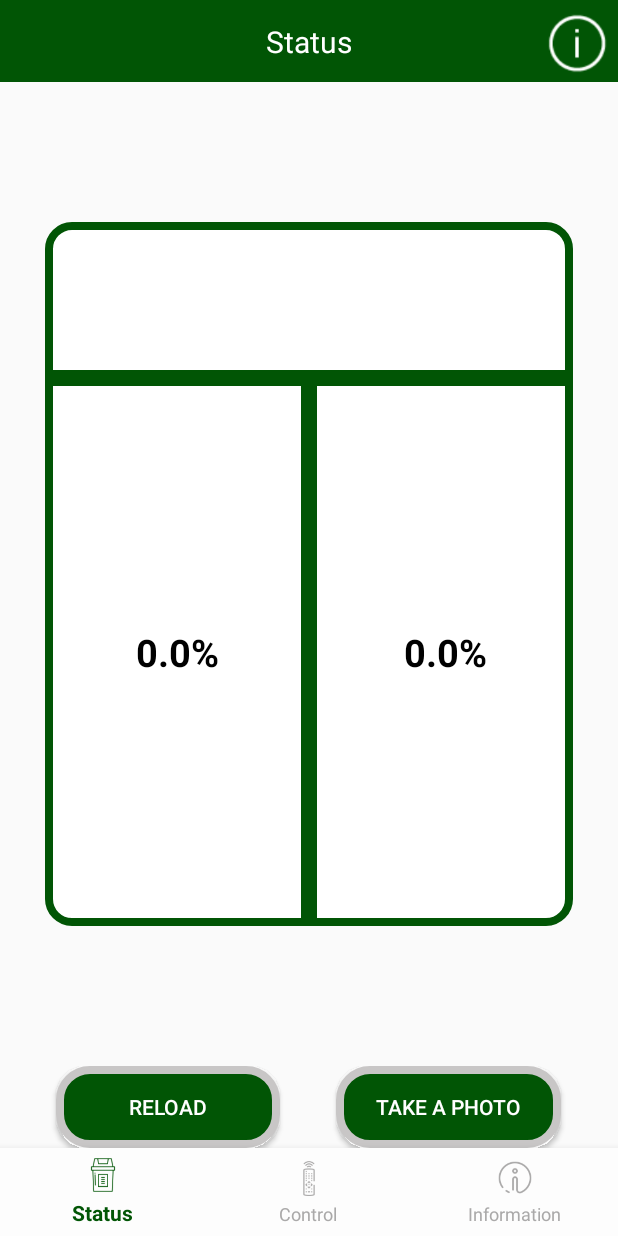
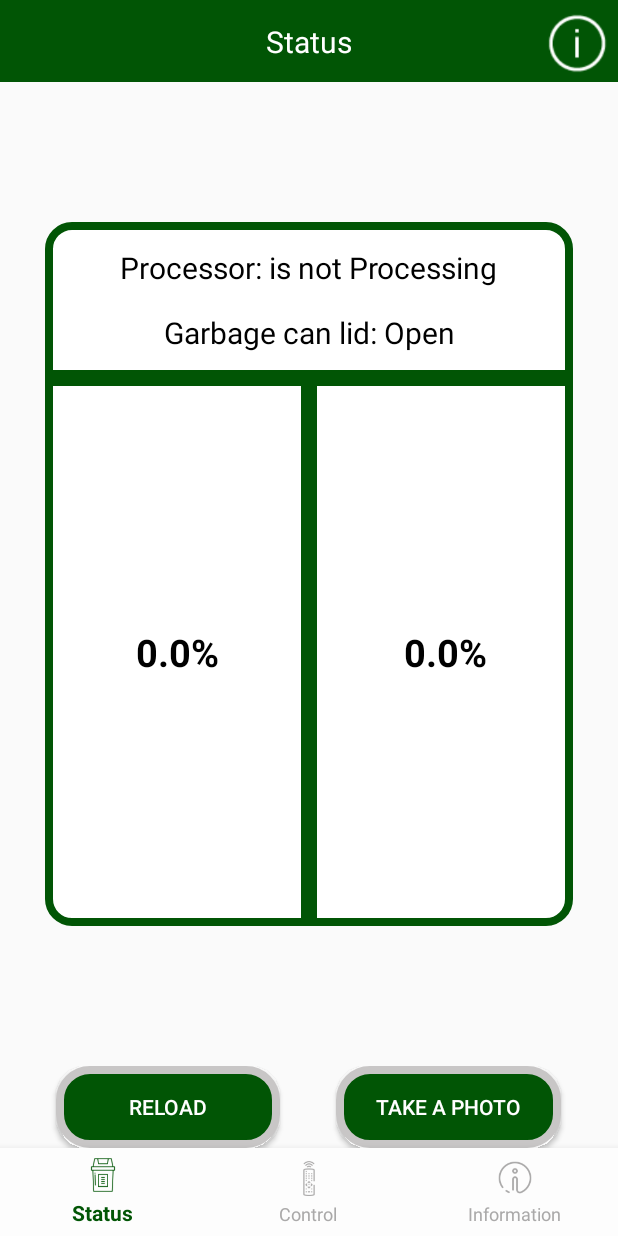
Before and after one commit to dttuyen260701/trash_managament, an Android app: the screen it shows after launch (MainActivity), after a tap on "RELOAD", on a phone screen of 412 x 824 dp. Run offline under Robolectric (Android 15) with nearby library versions, the phone set to English and light mode, and no system bars.

Commit message:
Tuyen commit: fix bugggg tiếp

```diff
--- a/app/src/main/java/com/example/manager/Activity/MainActivity.java
+++ b/app/src/main/java/com/example/manager/Activity/MainActivity.java
@@ -65,7 +65,7 @@ public class MainActivity extends AppCompatActivity {
         }
         countDownTimer = new CountDownTimer(60*60*60,
                 //Constant_Values.TIME_TO_UPDATE_GARBAGE*60*1000) {
-            15000){
+            10000){
             @Override
             public void onTick(long l) {
                 Load_Data_Listener listener = new Load_Data_Listener() {
@@ -92,7 +92,7 @@ public class MainActivity extends AppCompatActivity {
                             }
                             createNotification();
                         } else {
-                            Toast.makeText(MainActivity.this, "Server is busy, try again", Toast.LENGTH_SHORT).show();
+//                            Toast.makeText(MainActivity.this, "Server is busy, try again", Toast.LENGTH_SHORT).show();
                         }
                     }
                 };
--- a/app/src/main/java/com/example/manager/Asyntask/Load_Information_Asynctask.java
+++ b/app/src/main/java/com/example/manager/Asyntask/Load_Information_Asynctask.java
@@ -47,7 +47,8 @@ public class Load_Information_Asynctask extends AsyncTask<Void, String, Boolean>
                     (float)jsonObject.getDouble("distance"), (float)jsonObject.getDouble("distance2"));
             return true;
         } catch (Exception e) {
-            Log.e("AAA", e.getMessage());
+            Log.e("III", e.getMessage());
+            garbage_can = Constant_Values.garbage_can;
             return false;
         }
     }
--- a/app/src/main/java/com/example/manager/Asyntask/Load_task_AsyncTask.java
+++ b/app/src/main/java/com/example/manager/Asyntask/Load_task_AsyncTask.java
@@ -39,7 +39,7 @@ public class Load_task_AsyncTask extends AsyncTask<String, Void, Boolean> {
 
         }catch (Exception e){
             e.printStackTrace();
-            Log.e("AAA", e.toString());
+            Log.e("TASK", e.toString());
             return false;
         }
     }
--- a/app/src/main/java/com/example/manager/Utils/Constant_Values.java
+++ b/app/src/main/java/com/example/manager/Utils/Constant_Values.java
@@ -11,11 +11,12 @@ public class Constant_Values {
             + "\nThe last button can help you turn on(Green)/off(Blue) power of machine."
             + "\nNote: You must turn on machine to open all door.";
 
-    public static String SERVER_URL = "https://801a-2401-d800-6f0-a063-2dc4-6b7-9edb-c74c.ngrok.io";
+    public static String SERVER_URL = "https://0ed5-2401-d800-9770-c1e1-942f-358e-1376-e4eb.ngrok.io";
     public static String HTU_STATUS = SERVER_URL + "/sieuam";
     public static String ENB = SERVER_URL +"/enb/";
     public static String TAKE_PIC = SERVER_URL +"/takepic";
     public static String IMAGE_URL = SERVER_URL +"/static/img/img2.jpg";
+    public static String IMAGE_URL2 = SERVER_URL +"/static/img/img.jpg";
     public static String URL_ABOUT_US = "https://www.facebook.com";
     public static String URL_TERM_OF_SERVICE = "https://www.youtube.com";
 }
--- a/app/src/main/java/com/example/manager/fragments/Fragment_Information.java
+++ b/app/src/main/java/com/example/manager/fragments/Fragment_Information.java
@@ -4,6 +4,7 @@ import android.app.Dialog;
 import android.graphics.Color;
 import android.graphics.drawable.ColorDrawable;
 import android.os.Bundle;
+import android.util.Log;
 import android.view.Gravity;
 import android.view.LayoutInflater;
 import android.view.View;
@@ -80,9 +81,9 @@ public class Fragment_Information extends Fragment {
                 WindowManager.LayoutParams windowAttributes = window.getAttributes();
                 windowAttributes.gravity = Gravity.CENTER;
                 dialog.setCancelable(true);
-
                 EditText txt_thread =dialog.findViewById(R.id.txt_thread);
                 Button btn_cancel_dialog = dialog.findViewById(R.id.btn_cancel_dialog);
+                txt_thread.setText(Constant_Values.SERVER_URL);
                 btn_cancel_dialog.setOnClickListener(new View.OnClickListener() {
                     @Override
                     public void onClick(View view) {
@@ -94,7 +95,8 @@ public class Fragment_Information extends Fragment {
                 btn_change_dialog.setOnClickListener(new View.OnClickListener() {
                     @Override
                     public void onClick(View view) {
-                        Constant_Values.SERVER_URL = txt_thread.getText().toString();
+                        Constant_Values.SERVER_URL = txt_thread.getText().toString().trim();
+                        Log.e("TT", "onClick: " +  Constant_Values.SERVER_URL);
                         dialog.dismiss();
                     }
                 });
--- a/app/src/main/java/com/example/manager/fragments/Fragment_Status.java
+++ b/app/src/main/java/com/example/manager/fragments/Fragment_Status.java
@@ -84,9 +84,15 @@ public class Fragment_Status extends Fragment {
 
                     @Override
                     public void onEnd(boolean isSuccess, Garbage_Can garbage_can2) {
+
                         progressBar_status.setVisibility(View.GONE);
-                        Constant_Values.garbage_can = garbage_can2;
-                        updateView();
+                        if(isSuccess){
+                            Constant_Values.garbage_can = garbage_can2;
+                            updateView();
+                        } else {
+                            if(getContext() != null)
+                                Toast.makeText(getContext(), "Hệ thống bận", Toast.LENGTH_SHORT).show();
+                        }
                     }
                 };
                 Load_Information_Asynctask asynctask = new Load_Information_Asynctask(listener);
--- a/app/src/main/res/layout/fragment_dialog_image.xml
+++ b/app/src/main/res/layout/fragment_dialog_image.xml
@@ -26,7 +26,7 @@
         style="?android:attr/progressBarStyle"
         android:layout_width="wrap_content"
         android:layout_height="wrap_content"
-        android:visibility="gone"
+        android:visibility="visible"
         app:layout_constraintBottom_toBottomOf="@+id/img_Dialog_Frag"
         app:layout_constraintEnd_toEndOf="parent"
         app:layout_constraintStart_toStartOf="parent"
```
Also changed, not shown: app/src/main/java/com/example/manager/fragments/Fragment_Control.java (+13 -4 lines), app/src/main/java/com/example/manager/fragments/Fragment_Dialog_Image.java (+20 -1 lines), app/src/main/res/layout/fragment_control.xml (+12 -1 lines).
